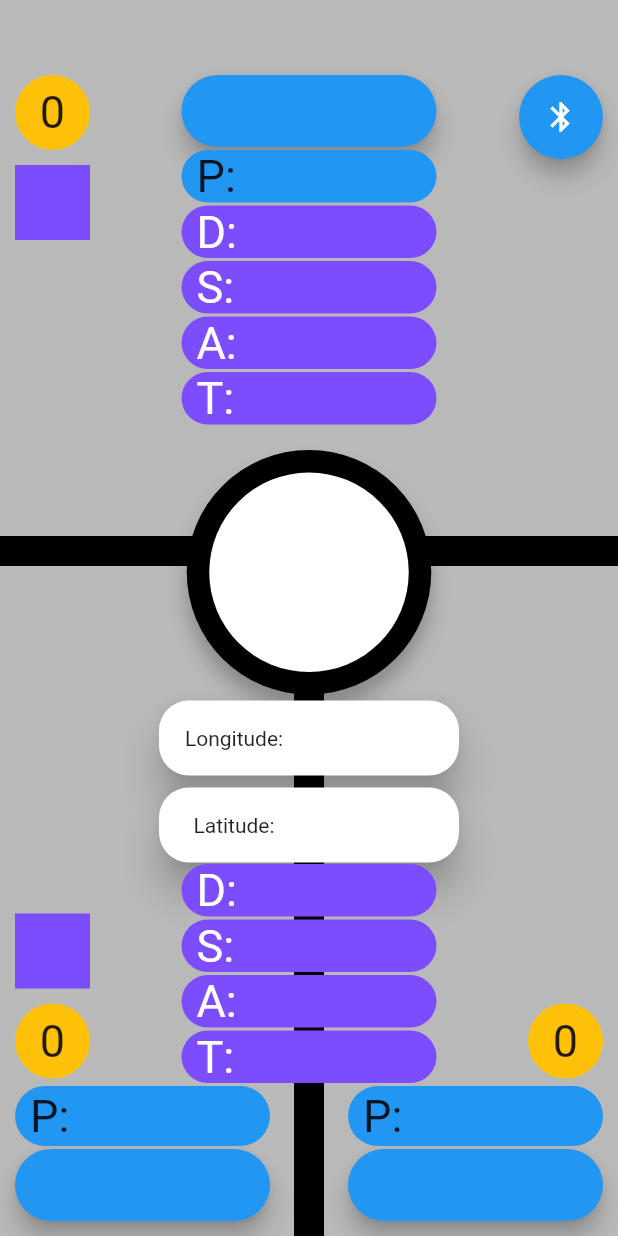
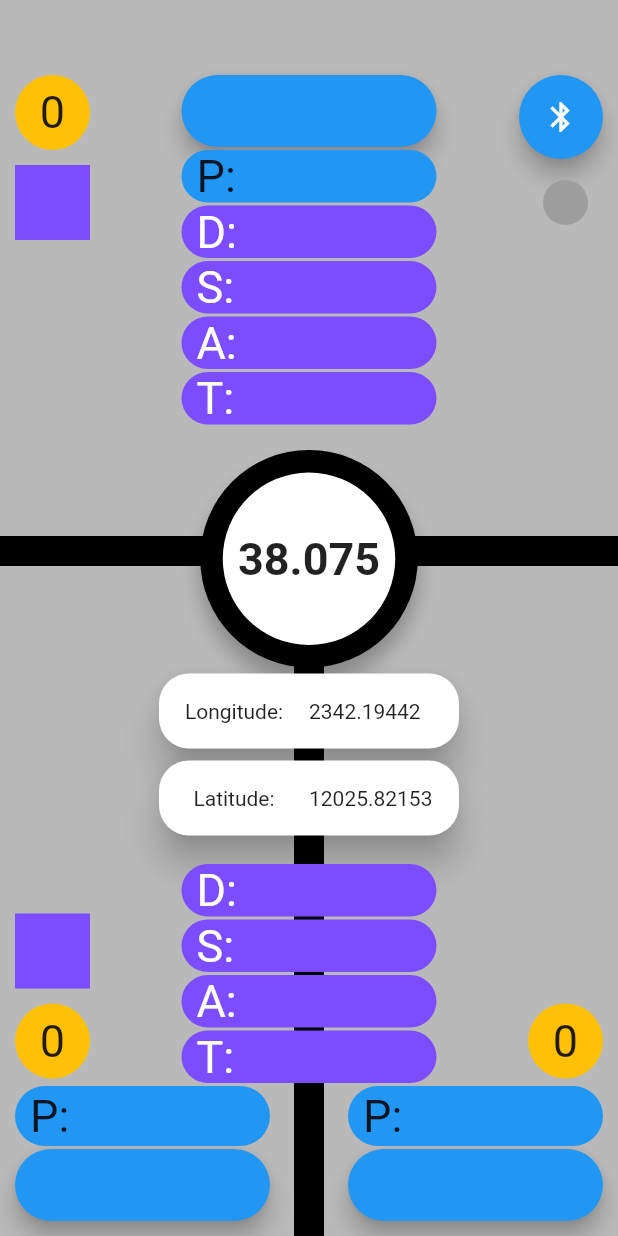
Before and after one commit to darklyw0727/BSD_APP, a Flutter app: the screen it shows after launch, on a phone screen of 412 x 824 dp. Run offline on Flutter 3.47's test engine with Material 2 defaults, Android fonts, the phone set to English and light mode, and no system bars; our stand-ins replace audioplayers, flutter_bluetooth_serial.

Commit message:
終版雛形_GPS代修整

```diff
--- a/lib/home_page.dart
+++ b/lib/home_page.dart
@@ -36,6 +36,7 @@
   int bsdWarningL = 0;
   int bsdWarningR = 0;
   bool casWarning = false;
+  bool sysRunLight = false;
 
   //藍芽資料處理
   //region
@@ -48,18 +49,6 @@
   bool emaDoneR = false;
   bool emaToStringR = false;
   String emaR = '';
-  var mySpeedBuffer = []; //速度
-  bool mySpeedDone = false;
-  bool mySpeedToString = false;
-  String mySpeed = '';
-  var longBuffer = []; //經度
-  bool longDone = false;
-  bool longToString = false;
-  String longitude = '';
-  var latBuffer = []; //緯度
-  bool latDone = false;
-  bool latToString = false;
-  String latitude = '';
   var emaBufferF = []; //emaF
   bool emaDoneF = false;
   bool emaToStringF = false;
@@ -132,6 +121,18 @@
   bool tFDone = false;
   bool tFToString = false;
   String tF = '';
+  var mySpeedBuffer = []; //速度
+  bool mySpeedDone = false;
+  bool mySpeedToString = false;
+  String mySpeed = '';
+  var longBuffer = []; //經度
+  bool longDone = false;
+  bool longToString = false;
+  String longitude = '';
+  var latBuffer = []; //緯度
+  bool latDone = false;
+  bool latToString = false;
+  String latitude = '';
   //endregion
 
   //紅黑顏色變換
@@ -140,6 +141,14 @@
       return Colors.red;
     }else{
       return Colors.black26;
+    }
+  }
+
+  Color sysRunColor(bool warning){
+    if(warning == true){
+      return Colors.blueAccent;
+    }else{
+      return Colors.grey;
     }
   }
 
@@ -330,8 +339,8 @@
                     child: Container( //文字
                       alignment: Alignment.center,
                       width: 100,
-                      child: Text(mySpeed,style: TextStyle(
-                        fontSize: 45,
+                      child: Text(/*mySpeed*/'38.075',style: TextStyle(
+                        fontSize: 30,
                         fontWeight: FontWeight.bold,
                       ),),
                     ),
@@ -353,7 +362,7 @@
                         alignment: Alignment.centerLeft,
                         width: 100,
                         height: 50,
-                        child: Text(longitude),
+                        child: Text(/*longitude*/'2342.19442'),
                       ),
                     ],
                   ),
@@ -374,7 +383,7 @@
                         alignment: Alignment.centerLeft,
                         width: 100,
                         height: 50,
-                        child: Text(latitude),
+                        child: Text(/*latitude*/'12025.82153'),
                       ),
                     ],
                   ),
@@ -491,6 +500,21 @@
                 },
               )
           ),
+          Positioned(
+              top: 120,
+              right: 20,
+              child: Container(
+                alignment: Alignment.center,
+                width: 30,
+                height: 30,
+                decoration: BoxDecoration(
+                  color: sysRunColor(sysRunLight)
+                  ,
+                  shape: BoxShape.circle,
+                ),
+
+              )
+          ),
           //CAS其餘資訊
           Positioned(
             top:100,
@@ -1264,7 +1288,7 @@
     });
 
     //資料轉換
-    if(emaDoneL && !emaToStringL){ //資料接收轉換 且 尚未完成轉換
+    if(emaDoneL && !emaToStringL){ //資料接收完成 且 尚未完成轉換
       Uint8List emaLL = Uint8List(emaBufferL.length); //依據buffer建立暫存
       //buffer資料存入暫存
       for(int i=0;i<emaBufferL.length;i++){
@@ -1301,9 +1325,10 @@
     }
     if(btWarningDone && !btWarningToStatus){
       setState(() {
-        bsdWarningL = btWarningBuffer[0]==50?2:btWarningBuffer[0]==49?1:0;
-        bsdWarningR = btWarningBuffer[1]==50?2:btWarningBuffer[1]==49?1:0;
-        casWarning = btWarningBuffer[2]==49?true:false;
+        sysRunLight = btWarningBuffer[0]==49?true:false; //運行指示燈
+        bsdWarningL = btWarningBuffer[1]==50?2:btWarningBuffer[0]==49?1:0;
+        bsdWarningR = btWarningBuffer[2]==50?2:btWarningBuffer[1]==49?1:0;
+        casWarning = btWarningBuffer[3]==49?true:false;
       });
       print('**Warning = ' + bsdWarningL.toString() + '/' + bsdWarningR.toString() + '/' + casWarning.toString() + '(' + btWarningBuffer[0].toString() + '/' + btWarningBuffer[1].toString() + '/' + btWarningBuffer[2].toString() + ')');
     }
```
